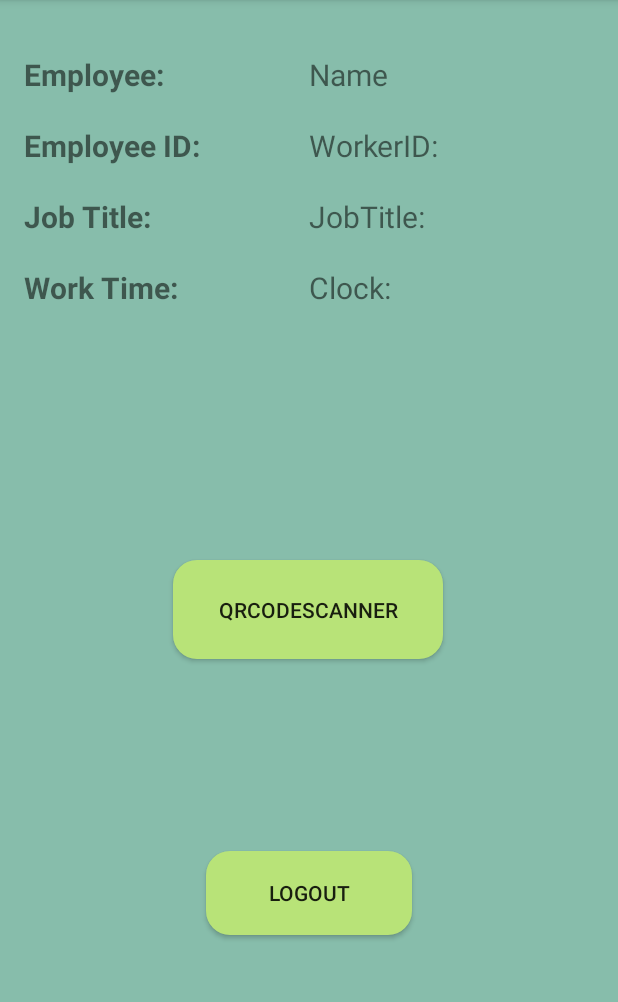
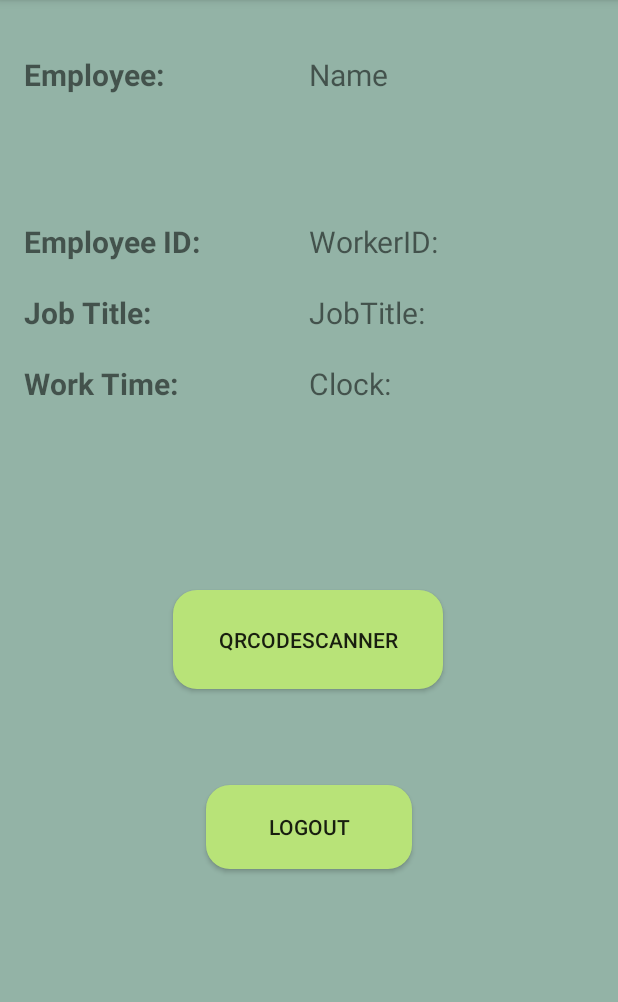
Before and after one commit to Foxroad1/Ranger_team_project, an Android app built with Jetpack Compose: the ProfileActivity screen opened directly, with no data from a screen before it, on a phone screen of 412 x 824 dp, the part 84-1086 px from its top. Run offline under Robolectric (Android 15) with nearby library versions, the phone set to English and light mode, and no system bars; libraries missing offline, so code that uses them is left out: com.google.zxing.integration.

```diff
--- a/Companionapp/app/src/main/res/layout/activity_profile.xml
+++ b/Companionapp/app/src/main/res/layout/activity_profile.xml
@@ -4,8 +4,8 @@
     xmlns:tools="http://schemas.android.com/tools"
     android:layout_width="match_parent"
     android:layout_height="match_parent"
-    android:background="@color/white"
-    android:backgroundTint="#87BDAB"
+    android:background="#C1C1C1"
+    android:backgroundTint="#93B3A6"
     android:padding="16dp"
     tools:context=".ProfileActivity">
 
@@ -36,7 +36,7 @@
         android:id="@+id/labelEmployeeID"
         android:layout_width="0dp"
         android:layout_height="wrap_content"
-        android:layout_marginTop="20dp"
+        android:layout_marginTop="84dp"
         android:text="Employee ID:"
         android:textSize="20sp"
         android:textStyle="bold"
@@ -48,7 +48,7 @@
         android:id="@+id/workerIdTextView"
         android:layout_width="0dp"
         android:layout_height="wrap_content"
-        android:layout_marginTop="20dp"
+        android:layout_marginTop="84dp"
         android:text="@string/Worker_ID"
         android:textSize="20sp"
         app:layout_constraintEnd_toEndOf="parent"
@@ -105,11 +105,11 @@
         android:id="@+id/scanQrButton"
         android:layout_width="180dp"
         android:layout_height="66dp"
-        android:layout_marginTop="168dp"
+        android:layout_marginTop="124dp"
         android:background="@drawable/rounded_buttons"
         android:text="@string/Scan_QR_Code"
         app:layout_constraintEnd_toEndOf="parent"
-        app:layout_constraintHorizontal_bias="0.498"
+        app:layout_constraintHorizontal_bias="0.497"
         app:layout_constraintStart_toStartOf="parent"
         app:layout_constraintTop_toBottomOf="@+id/clockTextView" />
 
@@ -117,7 +117,7 @@
         android:id="@+id/logoutButton"
         android:layout_width="137dp"
         android:layout_height="56dp"
-        android:layout_marginTop="128dp"
+        android:layout_marginTop="64dp"
         android:background="@drawable/rounded_buttons"
         android:text="@string/Logout"
         app:layout_constraintEnd_toEndOf="parent"
```
Also changed, not shown: Companionapp/app/src/main/res/layout/activity_login.xml (+5 -5 lines), 20 other files.
